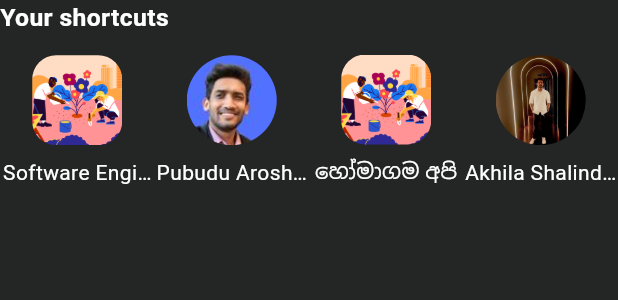
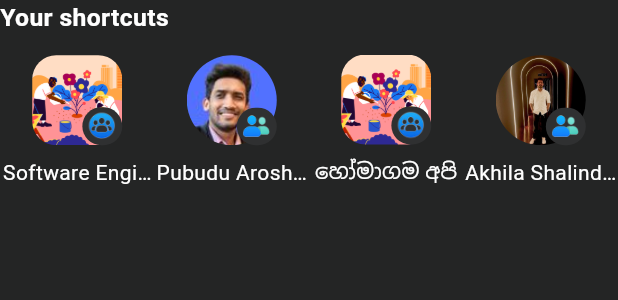
Before and after one commit to takanokenji-s/Flutter-Facebook-UI, a Flutter app: the ShortCuts widget shown alone on an empty page, opened directly, on a phone screen of 412 x 824 dp. Shown: the top 300 px of the screen. Run offline on Flutter 3.47's test engine with Material 2 defaults, Android fonts, the light colour scheme and no system bars; our stand-ins replace google_fonts, iconsax, page_transition; network calls fail.

Commit message:
ui fixes

```diff
--- a/lib/screens/menu/menu.dart
+++ b/lib/screens/menu/menu.dart
@@ -234,19 +234,17 @@ class AccordianList extends StatelessWidget {
       'label': 'Help & Support',
       'icon': 'assets/icons/help.png',
       'children': [
-        {
-          'label': 'Threads',
-        },
-        {'label': 'WhatsApp'}
+        {'label': 'Help Center'},
+        {'label': 'Support Inbox'},
+        {'label': 'Report a problem'},
+        {'label': 'Terms & Policies'},
       ]
     },
     {
       'label': 'Settings & Privacy',
       'icon': 'assets/icons/help.png',
       'children': [
-        {
-          'label': 'Threads',
-        },
+        {'label': 'Threads'},
         {'label': 'WhatsApp'}
       ]
     },
@@ -254,9 +252,7 @@ class AccordianList extends StatelessWidget {
       'label': 'Also from meta',
       'icon': 'assets/icons/help.png',
       'children': [
-        {
-          'label': 'Threads',
-        },
+        {'label': 'Threads'},
         {'label': 'WhatsApp'}
       ]
     },
@@ -437,6 +433,8 @@ class ShortCuts extends StatelessWidget {
                 child: Column(
                   crossAxisAlignment: CrossAxisAlignment.center,
                   children: [
+                    Stack(
+                      children: [
                         shortcuts[index]['type'] == 'user'
                             ? ClipRRect(
                                 borderRadius: const BorderRadius.all(
@@ -458,6 +456,28 @@ class ShortCuts extends StatelessWidget {
                                   width: 60,
                                   fit: BoxFit.cover,
                                 ),
+                              ),
+                        Positioned(
+                          bottom: 0,
+                          right: 0,
+                          child: Container(
+                            alignment: Alignment.center,
+                            decoration: const BoxDecoration(
+                              color: Color(0xff2F3031),
+                              borderRadius:
+                                  BorderRadius.all(Radius.circular(50)),
+                            ),
+                            child: Padding(
+                              padding: const EdgeInsets.all(3.0),
+                              child: Image.asset(
+                                shortcuts[index]['type'] == 'user' ? 'assets/icons/friends.png' : 'assets/icons/groups.png',
+                                fit: BoxFit.cover,
+                                width: size.width * 0.050,
+                              ),
+                            ),
+                          ),
+                        ),
+                      ],
                     ),
                     SizedBox(
                       height: size.height * 0.010,
```
Also changed, not shown: assets/icons/help 2.png (added), assets/icons/report_problem.png (added), assets/icons/support_inbox.png (added). Lines whose indentation alone changed are shown as unchanged.
